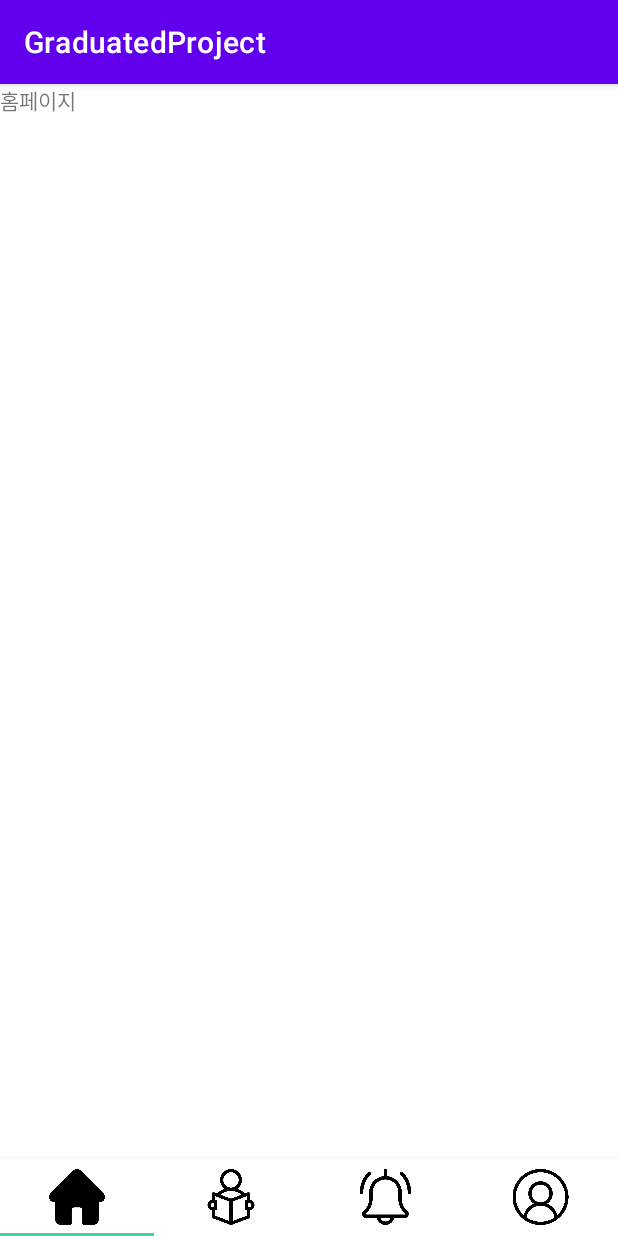
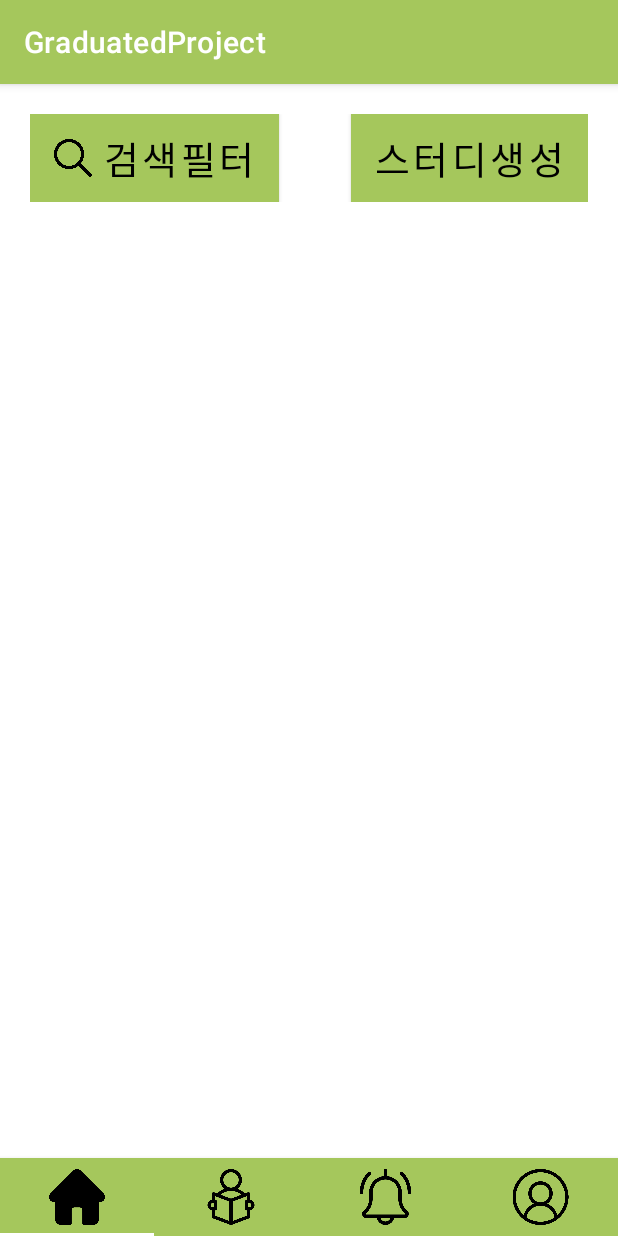
Before and after one commit to daisy6365/GraduatedProject, an Android app: the screen it shows after launch (MainActivity), on a phone screen of 412 x 824 dp. Run offline under Robolectric (Android 15) with nearby library versions, the phone set to English and light mode, and no system bars.

Commit message:
fragment뷰 생성

```diff
--- a/app/build.gradle
+++ b/app/build.gradle
@@ -46,4 +46,5 @@ dependencies {
     testImplementation 'junit:junit:4.+'
     androidTestImplementation 'androidx.test.ext:junit:1.1.2'
     androidTestImplementation 'androidx.test.espresso:espresso-core:3.3.0'
+
 }
--- /dev/null
+++ b/app/src/main/res/drawable/drawable_left_search.xml
@@ -0,0 +1,9 @@
+<?xml version="1.0" encoding="utf-8"?>
+<layer-list xmlns:android="http://schemas.android.com/apk/res/android">
+
+    <item
+        android:drawable="@drawable/search_click"
+        android:width="25dp"
+        android:height="25dp"
+        />
+</layer-list>
--- a/app/src/main/res/layout/activity_main.xml
+++ b/app/src/main/res/layout/activity_main.xml
@@ -17,9 +17,9 @@
 
     <com.google.android.material.tabs.TabLayout
         android:id="@+id/main_bottom_menu"
-        android:background="#FFFFFF"
+        android:background="#A5C75C"
         android:elevation="5dp"
-        app:tabIndicatorColor="#40D39F"
+        app:tabIndicatorColor="#FFFFFF"
         android:layout_width="match_parent"
         android:layout_height="52dp"
         android:layout_alignParentBottom="true">
--- a/app/src/main/res/layout/fragment_home.xml
+++ b/app/src/main/res/layout/fragment_home.xml
@@ -1,14 +1,49 @@
 <?xml version="1.0" encoding="utf-8"?>
-<FrameLayout xmlns:android="http://schemas.android.com/apk/res/android"
+<LinearLayout xmlns:android="http://schemas.android.com/apk/res/android"
     xmlns:tools="http://schemas.android.com/tools"
     android:layout_width="match_parent"
     android:layout_height="match_parent"
+    android:orientation="vertical"
     tools:context=".Fragment.Home">
 
     <!-- TODO: Update blank fragment layout -->
-    <TextView
+    <RelativeLayout
         android:layout_width="match_parent"
-        android:layout_height="match_parent"
-        android:text="홈페이지" />
+        android:layout_height="wrap_content"
+        android:orientation="horizontal"
+        android:padding="20dp"
+        >
 
-</FrameLayout>
+        <Button
+            android:id="@+id/home_search_btn"
+            android:layout_height="wrap_content"
+            android:layout_width="wrap_content"
+            android:text="검색필터"
+            android:textSize="25dp"
+            android:drawableLeft="@drawable/drawable_left_search"
+            android:background="#E0E0E0"
+            android:layout_alignParentLeft="true"
+            />
+
+        <Button
+            android:id="@+id/home_create_study"
+            android:layout_height="wrap_content"
+            android:layout_width="wrap_content"
+            android:text="스터디생성"
+            android:textSize="25dp"
+            android:background="#E0E0E0"
+            android:layout_alignParentRight="true"
+            />
+
+    </RelativeLayout>
+
+
+    <androidx.recyclerview.widget.RecyclerView
+        android:id="@+id/home_recycler_view"
+        android:layout_width="wrap_content"
+        android:layout_height="wrap_content"
+        android:layout_margin="20dp"
+        >
+    </androidx.recyclerview.widget.RecyclerView>
+
+</LinearLayout>
--- a/app/src/main/res/values-night/themes.xml
+++ b/app/src/main/res/values-night/themes.xml
@@ -2,8 +2,8 @@
     <!-- Base application theme. -->
     <style name="Theme.GraduatedProject" parent="Theme.MaterialComponents.DayNight.DarkActionBar">
         <!-- Primary brand color. -->
-        <item name="colorPrimary">@color/purple_200</item>
-        <item name="colorPrimaryVariant">@color/purple_700</item>
+        <item name="colorPrimary">#a5c75c</item>
+        <item name="colorPrimaryVariant">@color/black</item>
         <item name="colorOnPrimary">@color/black</item>
         <!-- Secondary brand color. -->
         <item name="colorSecondary">@color/teal_200</item>
--- a/app/src/main/res/values/themes.xml
+++ b/app/src/main/res/values/themes.xml
@@ -2,9 +2,9 @@
     <!-- Base application theme. -->
     <style name="Theme.GraduatedProject" parent="Theme.MaterialComponents.DayNight.DarkActionBar">
         <!-- Primary brand color. -->
-        <item name="colorPrimary">@color/purple_500</item>
-        <item name="colorPrimaryVariant">@color/purple_700</item>
-        <item name="colorOnPrimary">@color/white</item>
+        <item name="colorPrimary">#a5c75c</item>
+        <item name="colorPrimaryVariant">@color/black</item>
+        <item name="colorOnPrimary">@color/black</item>
         <!-- Secondary brand color. -->
         <item name="colorSecondary">@color/teal_200</item>
         <item name="colorSecondaryVariant">@color/teal_700</item>
```
Also changed, not shown: app/src/main/res/drawable/title_background.xml (added, +27 -0 lines), app/src/main/res/layout/fragment_fcm_notice.xml (+7 -4 lines), app/src/main/res/layout/fragment_home_item_view.xml (added, +89 -0 lines), app/src/main/res/layout/fragment_my_study.xml (+7 -4 lines), app/src/main/res/layout/fragment_notice_item.xml (added, +25 -0 lines), app/src/main/res/drawable/cover.png (added).
